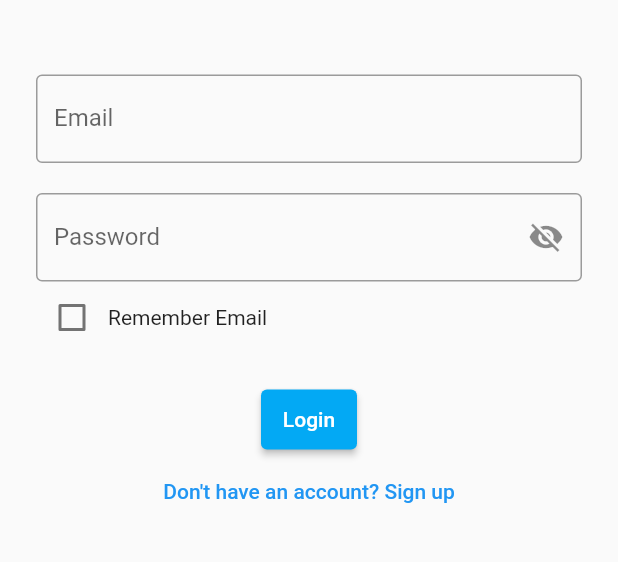
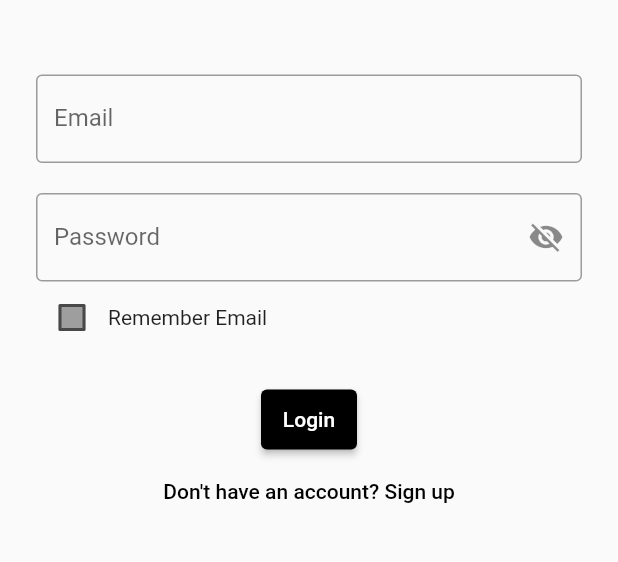
Before and after one commit to alecmartens/sports-app, a Flutter app: the screen it shows after launch, on a phone screen of 412 x 824 dp, the part 467-1029 px from its top. Run offline on Flutter 3.47's test engine with Material 2 defaults, Android fonts, the phone set to English and light mode, and no system bars; our stand-ins replace carousel_slider, firebase_auth, firebase_core; accounts and stored records are empty.

Commit message:
added styles file and restructured folder hierarch

```diff
--- a/lib/main.dart
+++ b/lib/main.dart
@@ -3,6 +3,7 @@ import 'package:flutter/material.dart';
 import 'package:firebase_core/firebase_core.dart';
 import 'firebase_options.dart';
 import 'view/root_page.dart';
+import 'themes/app_theme.dart';
 
 
 
@@ -24,9 +25,7 @@ class MyApp extends StatelessWidget {
     return MaterialApp(
       debugShowCheckedModeBanner: false,
       title: 'Alec\'s Sports App',
-      theme: ThemeData(
-        primarySwatch: Colors.blue,
-      ),
+      theme: appThemeData,
       home: const RootPage(),
     );
   }
--- /dev/null
+++ b/lib/themes/app_theme.dart
@@ -0,0 +1,42 @@
+import 'package:flutter/material.dart';
+
+final ThemeData appThemeData = ThemeData(
+  // Styles for ElevatedButton
+  elevatedButtonTheme: ElevatedButtonThemeData(
+    style: ElevatedButton.styleFrom(
+      foregroundColor: Colors.white,
+      backgroundColor: Colors.black,
+      padding: const EdgeInsets.symmetric(vertical: 12.0),
+    ),
+  ),
+
+  // Styles for TextButton (often used for links)
+  textButtonTheme: TextButtonThemeData(
+    style: TextButton.styleFrom(
+      foregroundColor: Colors.black,
+    ),
+  ),
+
+  // Styles for Checkbox
+  checkboxTheme: CheckboxThemeData(
+    fillColor: MaterialStateProperty.resolveWith<Color>(
+      (Set<MaterialState> states) {
+        if (states.contains(MaterialState.selected)) return Colors.black;
+        return Colors.grey;
+      },
+    ),
+  ),
+
+  // Styles for OutlinedButton
+  outlinedButtonTheme: OutlinedButtonThemeData(
+    style: OutlinedButton.styleFrom(
+      foregroundColor: Colors.lightBlue,
+      side: BorderSide(color: Colors.lightBlue),
+    ),
+  ),
+
+  iconTheme: const IconThemeData(
+    color: Colors.black, // define the color for your icons
+    size: 24.0, // define the default size
+  ),
+);
--- a/lib/view/app_bar.dart
+++ b/lib/view/app_bar.dart
@@ -1,6 +1,6 @@
 import 'package:flutter/material.dart';
 import 'package:firebase_auth/firebase_auth.dart';
-import 'login_page.dart';
+import 'login/login_page.dart';
 
 PreferredSizeWidget topAppBar(BuildContext context) {
   return AppBar(
--- a/lib/view/login_form_field.dart
+++ b/lib/view/login/login_form_field.dart
@@ -64,11 +64,6 @@ class _LoginFormFieldState extends State<LoginFormField> {
               ? widget.onLoginPressed
               : widget.onSignupPressed,
           child: Text(widget.isLoginMode ? 'Login' : 'Signup'),
-          style: ElevatedButton.styleFrom(
-            foregroundColor: Colors.white,
-            backgroundColor: Colors.lightBlue,
-            padding: const EdgeInsets.symmetric(vertical: 12.0),
-          ),
         ),
         TextButton(
           onPressed: widget.toggleLoginMode,
--- a/lib/view/login_page.dart
+++ b/lib/view/login/login_page.dart
@@ -1,6 +1,6 @@
 import 'package:firebase_auth/firebase_auth.dart';
 import 'package:flutter/material.dart';
-import '../controller/auth_service.dart';
+import '../../controller/auth_service.dart';
 import 'form_validation.dart';
 import 'login_form_field.dart';
 
--- a/lib/view/root_page.dart
+++ b/lib/view/root_page.dart
@@ -1,6 +1,6 @@
 import 'package:flutter/material.dart';
 import 'package:firebase_auth/firebase_auth.dart';
-import 'login_page.dart';
+import 'login/login_page.dart';
 import 'home_page.dart';
 
 class RootPage extends StatefulWidget {
```
Also changed, not shown: lib/view/login/email_input_field.dart (renamed from lib/view/email_input_field.dart), lib/view/login/form_validation.dart (renamed from lib/view/form_validation.dart), lib/view/login/password_input_field.dart (renamed from lib/view/password_input_field.dart).
